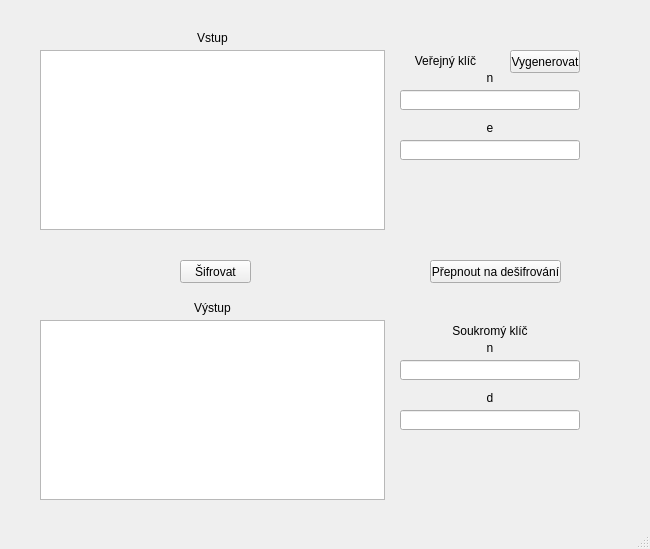
Before: the Qt Designer form dialog.ui in FAIKRYHB/rsa, drawn with Qt 5.
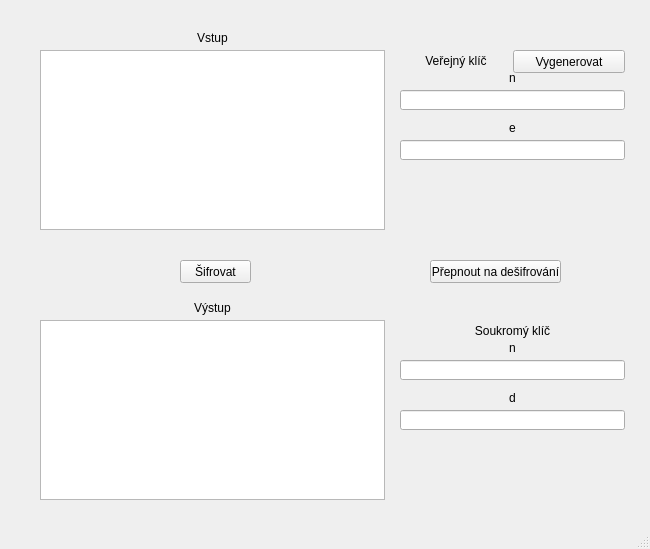
After: the same form once the commit is applied.

```diff
--- a/dialog.ui
+++ b/dialog.ui
@@ -65,7 +65,7 @@
      <rect>
       <x>400</x>
       <y>90</y>
-      <width>180</width>
+      <width>225</width>
       <height>20</height>
      </rect>
     </property>
@@ -81,7 +81,7 @@
      <rect>
       <x>400</x>
       <y>140</y>
-      <width>180</width>
+      <width>225</width>
       <height>20</height>
      </rect>
     </property>
@@ -95,9 +95,9 @@
    <widget class="QPushButton" name="randomKey">
     <property name="geometry">
      <rect>
-      <x>510</x>
+      <x>513</x>
       <y>50</y>
-      <width>70</width>
+      <width>112</width>
       <height>23</height>
      </rect>
     </property>
@@ -110,7 +110,7 @@
      <rect>
       <x>400</x>
       <y>50</y>
-      <width>91</width>
+      <width>112</width>
       <height>21</height>
      </rect>
     </property>
@@ -126,7 +126,7 @@
      <rect>
       <x>400</x>
       <y>360</y>
-      <width>180</width>
+      <width>225</width>
       <height>20</height>
      </rect>
     </property>
@@ -145,7 +145,7 @@
      <rect>
       <x>400</x>
       <y>410</y>
-      <width>180</width>
+      <width>225</width>
       <height>20</height>
      </rect>
     </property>
@@ -164,7 +164,7 @@
      <rect>
       <x>400</x>
       <y>320</y>
-      <width>180</width>
+      <width>225</width>
       <height>21</height>
      </rect>
     </property>
@@ -180,7 +180,7 @@
      <rect>
       <x>400</x>
       <y>70</y>
-      <width>180</width>
+      <width>225</width>
       <height>16</height>
      </rect>
     </property>
@@ -196,7 +196,7 @@
      <rect>
       <x>400</x>
       <y>120</y>
-      <width>180</width>
+      <width>225</width>
       <height>16</height>
      </rect>
     </property>
@@ -212,7 +212,7 @@
      <rect>
       <x>400</x>
       <y>390</y>
-      <width>180</width>
+      <width>225</width>
       <height>16</height>
      </rect>
     </property>
@@ -228,7 +228,7 @@
      <rect>
       <x>400</x>
       <y>340</y>
-      <width>180</width>
+      <width>225</width>
       <height>16</height>
      </rect>
     </property>
```
